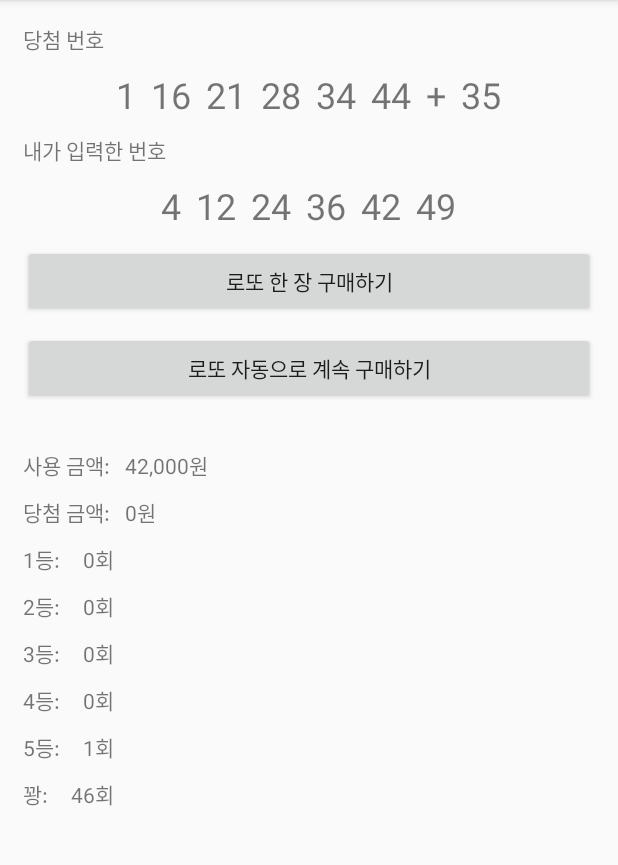
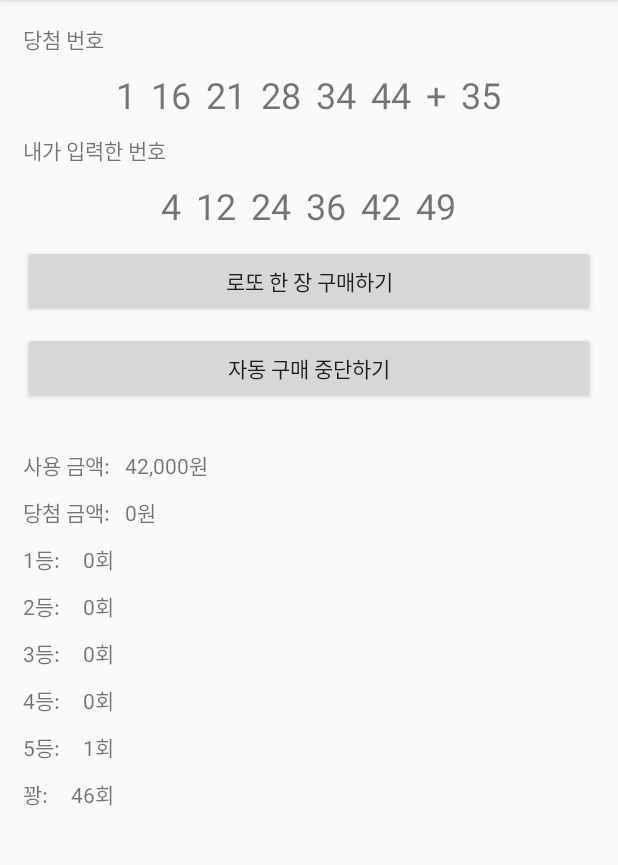
Before and after one commit to sunnysideup0w0v/LottoPractice_20200601, an Android app: the screen it shows after launch (MainActivity), after a tap on "로또 자동으로 계속 구매하기", on a phone screen of 412 x 824 dp, the part 84-949 px from its top. Run offline under Robolectric (Android 15) with nearby library versions, the phone set to English and light mode, and no system bars; our stand-ins replace data binding; 1 other tap on this screen came first.

```diff
--- a/app/src/main/java/com/example/lottopractice_20200601/MainActivity.java
+++ b/app/src/main/java/com/example/lottopractice_20200601/MainActivity.java
@@ -30,6 +30,8 @@ public class MainActivity extends BaseActivity {
     int fourthRankCount = 0;
     int fifthRankCount = 0;
     int unrankedCount = 0;
+
+    boolean isAutoBuyRunning = false;
 
     Handler mHandler = new Handler();
     Runnable buyLottoRunnable = new Runnable() {
@@ -65,7 +67,15 @@ public class MainActivity extends BaseActivity {
         binding.buyAutoLottoBtn.setOnClickListener(new View.OnClickListener() {
             @Override
             public void onClick(View v) {
-                mHandler.post(buyLottoRunnable);
+                if(!isAutoBuyRunning){
+                    mHandler.post(buyLottoRunnable);
+                    isAutoBuyRunning = true;
+                    binding.buyAutoLottoBtn.setText(getResources().getString(R.string.pause_auto_buying));
+                } else {
+                    mHandler.removeCallbacks(buyLottoRunnable);
+                    isAutoBuyRunning = false;
+                    binding.buyAutoLottoBtn.setText(getResources().getString(R.string.resume_auto_buying));
+                }
             }
         });
     }
--- a/app/src/main/res/values/strings.xml
+++ b/app/src/main/res/values/strings.xml
@@ -12,4 +12,6 @@
     <string name="fourth_rank">4등: </string>
     <string name="fifth_rank">5등: </string>
     <string name="unranked">꽝: </string>
+    <string name="pause_auto_buying">자동 구매 중단하기</string>
+    <string name="resume_auto_buying">자동 구매 재개하기</string>
 </resources>
```
